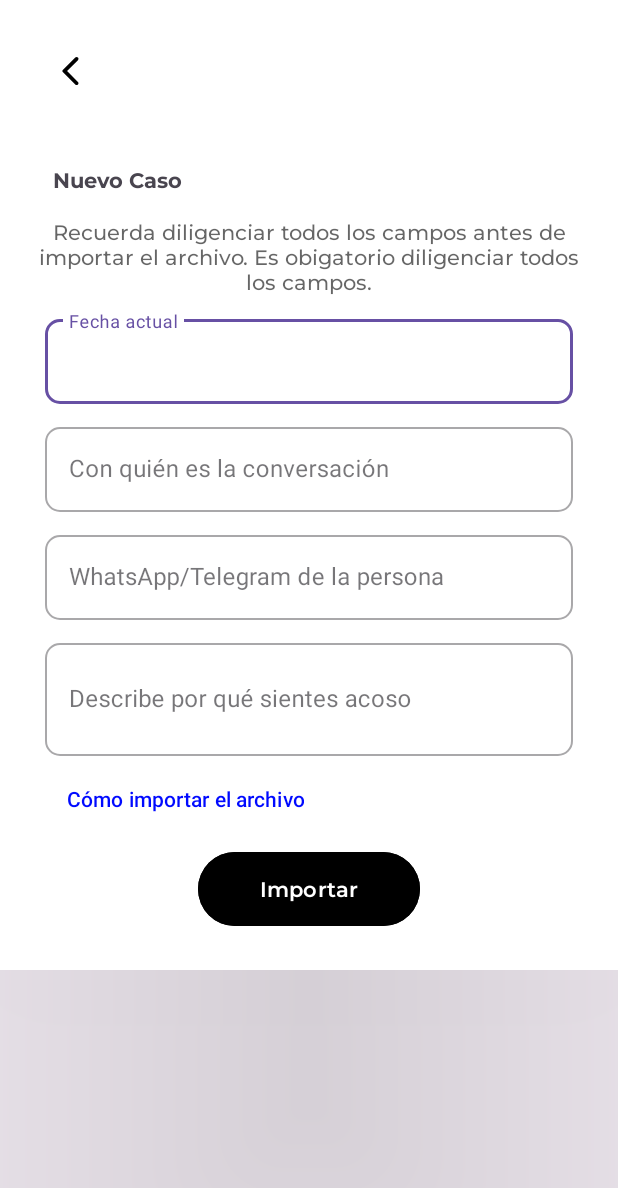
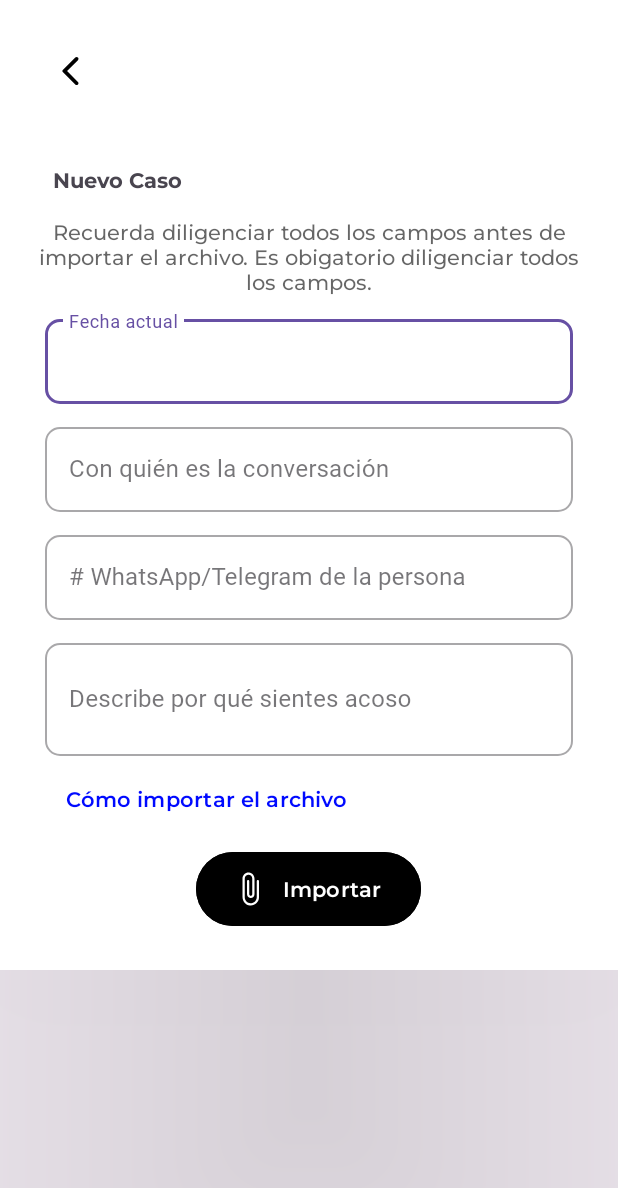
Before and after one commit to samirZapata/Cybersherlock, an Android app built with Jetpack Compose: the layout activity_nuevo_caso.xml on its own in the app's theme, with its tools: preview values and no code run, on a phone screen of 412 x 824 dp. Shown: the top 1188 px of the screen. Run offline under Robolectric (Android 15) with nearby library versions, the light colour scheme and no system bars; network calls fail.

Commit message:
Se ha configurado la peticion POST para crear nuevos casos, se abordara la carga de los mismos

```diff
--- a/app/src/main/java/HelperClasses/HomeAdapter/EvidenciasAdapter.java
+++ b/app/src/main/java/HelperClasses/HomeAdapter/EvidenciasAdapter.java
@@ -62,9 +62,4 @@ public class EvidenciasAdapter extends RecyclerView.Adapter<EvidenciasAdapter.Ev
 
         }
     }
-
-
-
-
-
 }
--- a/app/src/main/res/layout/activity_casos.xml
+++ b/app/src/main/res/layout/activity_casos.xml
@@ -77,7 +77,7 @@
             android:layout_gravity="center">
 
             <Button
-                android:id="@+id/btnCasos"
+                android:id="@+id/btnNuevoCaso"
                 android:layout_width="match_parent"
                 android:layout_height="match_parent"
                 android:text="Nuevo"
--- a/app/src/main/res/layout/activity_nuevo_caso.xml
+++ b/app/src/main/res/layout/activity_nuevo_caso.xml
@@ -76,6 +76,7 @@
                 android:id="@+id/edtDate"
                 android:layout_width="match_parent"
                 android:layout_height="wrap_content"
+                android:fontFamily="@font/montserrat_regular"
                 android:inputType="date"/>
         </com.google.android.material.textfield.TextInputLayout>
 
@@ -102,6 +103,7 @@
                 android:id="@+id/edtPersonaje"
                 android:layout_width="match_parent"
                 android:layout_height="wrap_content"
+                android:fontFamily="@font/montserrat_regular"
                 android:inputType="text"/>
         </com.google.android.material.textfield.TextInputLayout>
 
@@ -113,7 +115,7 @@
             android:layout_marginStart="10dp"
             android:layout_marginTop="10dp"
             android:layout_marginEnd="10dp"
-            android:hint="WhatsApp/Telegram de la persona"
+            android:hint="# WhatsApp/Telegram de la persona"
             app:boxBackgroundMode="outline"
             app:boxCornerRadiusBottomEnd="10dp"
             app:boxCornerRadiusBottomStart="10dp"
@@ -128,6 +130,7 @@
                 android:id="@+id/edtPhone"
                 android:layout_width="match_parent"
                 android:layout_height="wrap_content"
+                android:fontFamily="@font/montserrat_regular"
                 android:inputType="phone"/>
         </com.google.android.material.textfield.TextInputLayout>
 
@@ -154,6 +157,7 @@
                 android:id="@+id/edtDescribe"
                 android:layout_width="match_parent"
                 android:layout_height="75dp"
+                android:fontFamily="@font/montserrat_regular"
                 android:inputType="text" />
         </com.google.android.material.textfield.TextInputLayout>
 
@@ -164,11 +168,12 @@
             android:layout_gravity="clip_horizontal"
             android:backgroundTint="@color/white"
             android:text="Cómo importar el archivo"
+            android:fontFamily="@font/montserrat_semi_bold"
             android:textColor="@color/linkColor" />
 
         <Button
             android:id="@+id/btn_importar"
-            android:layout_width="148dp"
+            android:layout_width="150dp"
             android:layout_height="57dp"
             android:layout_gravity="center"
             android:layout_marginTop="7dp"
@@ -178,6 +183,7 @@
             android:gravity="center"
             android:text="Importar"
             android:textColor="@color/white"
+            android:drawableLeft="@drawable/ic_clip"
             app:layout_constraintEnd_toEndOf="parent"
             app:layout_constraintStart_toStartOf="parent"
             app:layout_constraintTop_toBottomOf="@+id/Descripcion" />
```
Also changed, not shown: app/build.gradle.kts (+5 -6 lines), app/src/main/java/com/usbbog/cbs_app/networking/Network.java (+12 -5 lines), app/src/main/java/com/usbbog/cbs_app/view/Casos.java (+8 -4 lines), app/src/main/java/com/usbbog/cbs_app/view/Nuevo_caso.java (+32 -29 lines).
